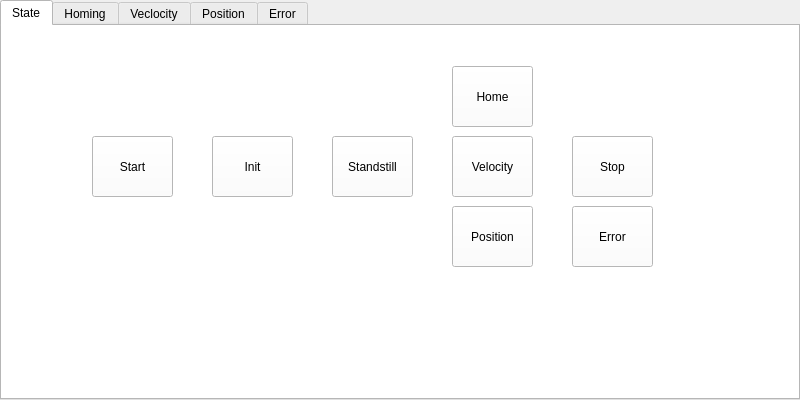
First picture: the form in gui/resource/gui.ui, repository norlab-ulaval/ur10e, before the edit.
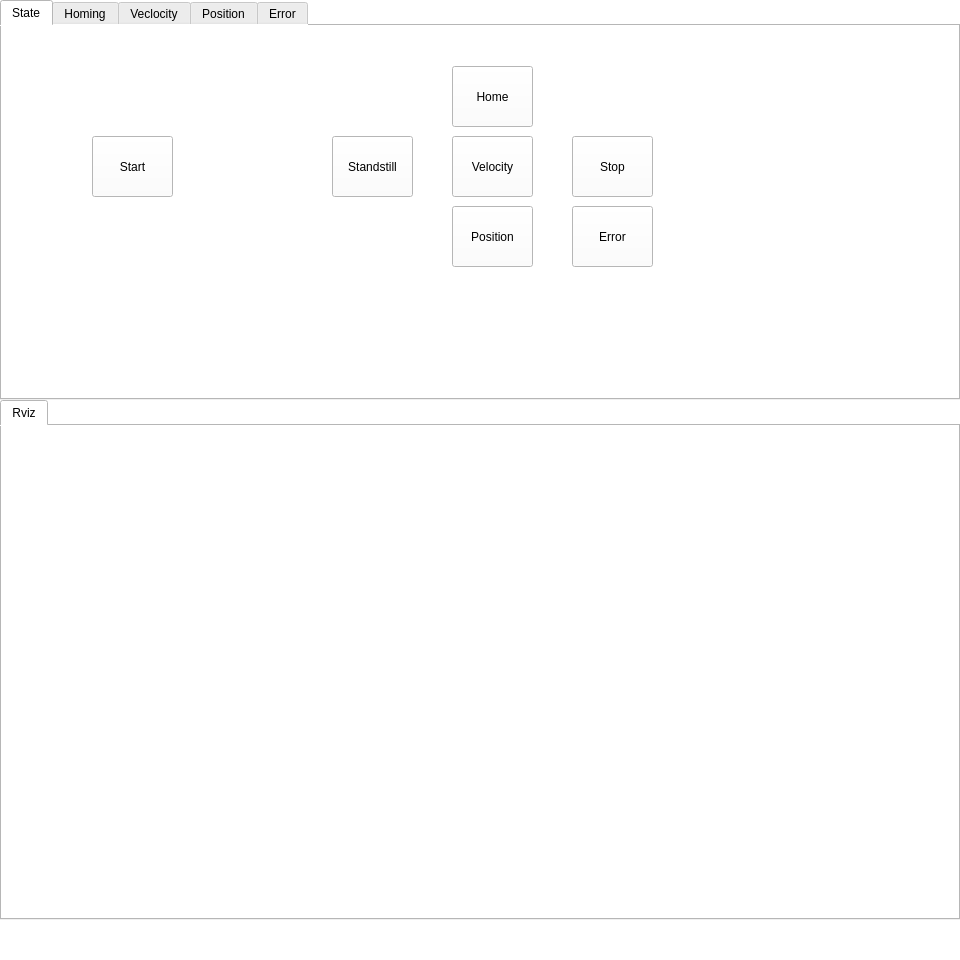
Second picture: the form after the edit.

Patch:
```diff
--- a/gui/resource/gui.ui
+++ b/gui/resource/gui.ui
@@ -6,19 +6,25 @@
    <rect>
     <x>0</x>
     <y>0</y>
-    <width>800</width>
-    <height>400</height>
+    <width>960</width>
+    <height>960</height>
    </rect>
   </property>
   <property name="windowTitle">
    <string>Form</string>
   </property>
-  <widget class="QTabWidget" name="tab">
+  <property name="autoFillBackground">
+   <bool>false</bool>
+  </property>
+  <property name="styleSheet">
+   <string notr="true">background:white</string>
+  </property>
+  <widget class="QTabWidget" name="main_tab">
    <property name="geometry">
     <rect>
      <x>0</x>
      <y>0</y>
-     <width>800</width>
+     <width>960</width>
      <height>400</height>
     </rect>
    </property>
@@ -554,25 +560,6 @@
       <bool>false</bool>
      </property>
     </widget>
-    <widget class="QPushButton" name="pb_init">
-     <property name="geometry">
-      <rect>
-       <x>210</x>
-       <y>110</y>
-       <width>81</width>
-       <height>61</height>
-      </rect>
-     </property>
-     <property name="text">
-      <string>Init</string>
-     </property>
-     <property name="default">
-      <bool>false</bool>
-     </property>
-     <property name="flat">
-      <bool>false</bool>
-     </property>
-    </widget>
     <widget class="QPushButton" name="pb_home">
      <property name="geometry">
       <rect>
@@ -728,6 +715,24 @@
     </widget>
    </widget>
   </widget>
+  <widget class="QTabWidget" name="visualisation_tab">
+   <property name="geometry">
+    <rect>
+     <x>0</x>
+     <y>400</y>
+     <width>960</width>
+     <height>520</height>
+    </rect>
+   </property>
+   <property name="currentIndex">
+    <number>0</number>
+   </property>
+   <widget class="QWidget" name="tab_rviz">
+    <attribute name="title">
+     <string>Rviz</string>
+    </attribute>
+   </widget>
+  </widget>
  </widget>
  <resources/>
  <connections/>
```
